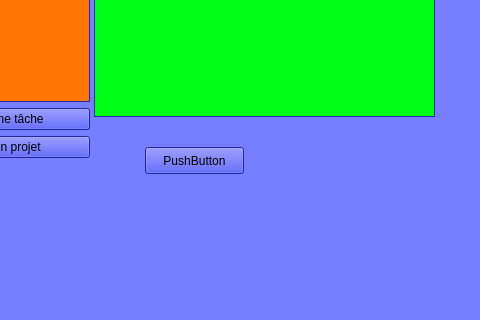
This is src/mainwindow.ui in sowlosc/ProjectCalendar as Qt 5 draws it before an edit; both pictures show x 347 to 827 and y 289 to 609 of the 1281 by 700 pixel window. The edited form follows.
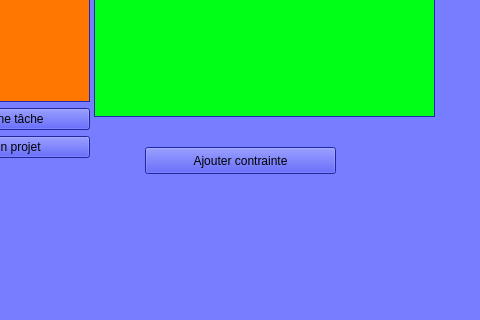
This is the edited form. The open tabs and pages were chosen to show the change.

Patch:
```diff
--- a/src/mainwindow.ui
+++ b/src/mainwindow.ui
@@ -1670,12 +1670,12 @@
        <rect>
         <x>480</x>
         <y>400</y>
-        <width>99</width>
+        <width>191</width>
         <height>27</height>
        </rect>
       </property>
       <property name="text">
-       <string>PushButton</string>
+       <string>Ajouter contrainte</string>
       </property>
      </widget>
     </widget>
```
Left out of the diff: 6 changed lines with no effect on the pictures.
